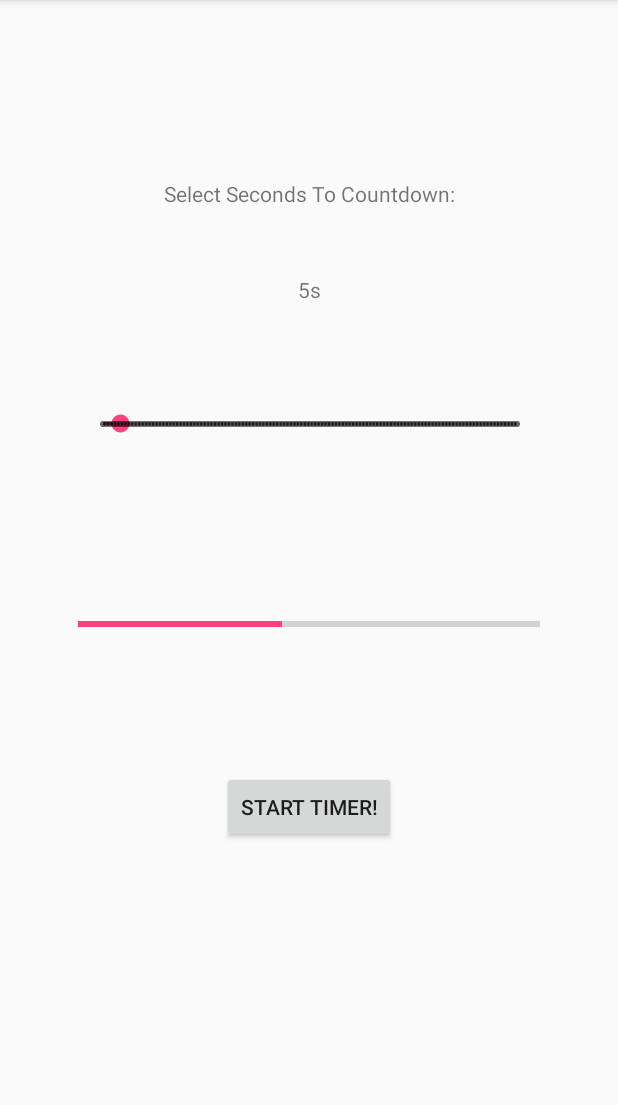
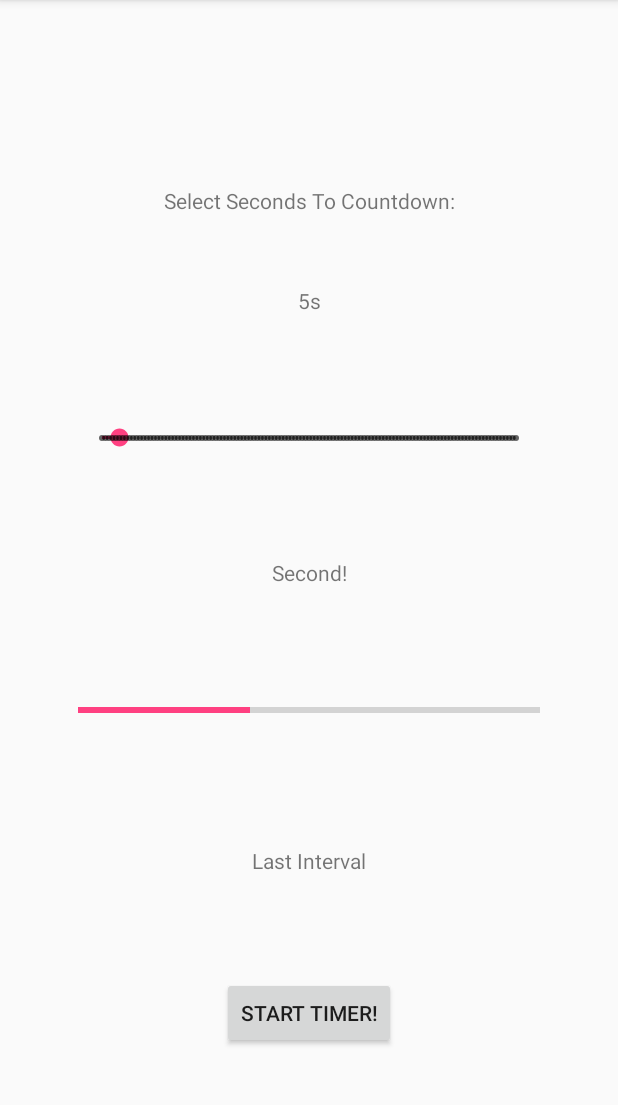
Before and after one commit to willw00/IntervalTracker, an Android app: the screen it shows after launch (MainActivity), after a tap on "START TIMER!", on a phone screen of 412 x 824 dp, the part 84-1189 px from its top. Run offline under Robolectric (Android 15) with nearby library versions, the phone set to English and light mode, and no system bars.

Commit message:
Start multiple timers

```diff
--- a/app/src/main/java/com/example/willweiss/intervaltracker/MainActivity.kt
+++ b/app/src/main/java/com/example/willweiss/intervaltracker/MainActivity.kt
@@ -5,25 +5,46 @@ import android.os.Bundle
 import android.view.View
 import com.example.willweiss.intervaltracker.components.ProgressBarUpdatingCountDownTimer
 import com.example.willweiss.intervaltracker.components.TimePickerChangeListener
+import com.example.willweiss.intervaltracker.model.Interval
+import com.example.willweiss.intervaltracker.model.IntervalSet
 import kotlinx.android.synthetic.main.activity_main.*
 
 class MainActivity : AppCompatActivity() {
 
     private var timePickerListener: TimePickerChangeListener? = null
 
+    private val intervalSet = IntervalSet(listOf(
+            Interval("First!", 2),
+            Interval("Second!", 5)))
+
     override fun onCreate(savedInstanceState: Bundle?) {
         super.onCreate(savedInstanceState)
         setContentView(R.layout.activity_main)
         timePickerListener = TimePickerChangeListener(pickedTime)
+
         timePicker.setOnSeekBarChangeListener(timePickerListener)
 
         pickedTime.text = timePicker.progress.toString() + "s"
     }
 
     fun startTimer(view: View) {
-        timerBar.setProgress(0)
-        val countdownTime = timePicker.progress * 1000
-        timerBar.max = countdownTime
-        ProgressBarUpdatingCountDownTimer(timerBar, countdownTime.toLong(), 100).start()
+//        val countdownTime = timePicker.progress * 1000
+//        timerBar.max = countdownTime
+        val intervalsIterator = intervalSet.intervals.iterator()
+
+        intervalsIterator.withIndex().forEach { s ->
+            timerBar.setProgress(0)
+
+            print(s.value)
+            currentIntervalName.text = s.value.name
+            var nextName = if (intervalsIterator.hasNext()) intervalSet.intervals.get(s.index + 1).name else "Last Interval"
+
+            nextIntervalName.text = nextName
+
+            val countdownMillis = s.value.seconds * 1000
+            timerBar.max = countdownMillis
+
+            ProgressBarUpdatingCountDownTimer(timerBar, countdownMillis.toLong(), 100).start()
+        }
     }
 }
--- a/app/src/main/java/com/example/willweiss/intervaltracker/components/ProgressBarUpdatingCountDownTimer.kt
+++ b/app/src/main/java/com/example/willweiss/intervaltracker/components/ProgressBarUpdatingCountDownTimer.kt
@@ -14,6 +14,6 @@ class ProgressBarUpdatingCountDownTimer(val progressBar: ProgressBar, val millis
 
     override fun onFinish() {
         println("ProgressBarMax: " + progressBar.max + ", Progress: " + progressBar.progress)
-        progressBar.setProgress(progressBar.max)
+        progressBar.setProgress(0)
     }
 }
--- a/app/src/main/java/com/example/willweiss/intervaltracker/model/IntervalSet.kt
+++ b/app/src/main/java/com/example/willweiss/intervaltracker/model/IntervalSet.kt
@@ -1,5 +1,5 @@
 package com.example.willweiss.intervaltracker.model
 
-data class IntervalSet(val intervals: Collection<Interval>) {
-    val totalTime = intervals.map { i -> i.seconds }
+data class IntervalSet(val intervals: List<Interval>) {
+    val totalTime = intervals.map { i -> i.seconds }.sum()
 }
--- a/app/src/main/res/layout/activity_main.xml
+++ b/app/src/main/res/layout/activity_main.xml
@@ -46,19 +46,16 @@
         android:layout_height="50dp"
         android:layout_marginBottom="8dp"
         android:layout_marginEnd="8dp"
-        android:layout_marginLeft="8dp"
-        android:layout_marginRight="8dp"
         android:layout_marginStart="8dp"
         android:layout_marginTop="8dp"
         android:max="120"
         android:min="0"
         android:progress="5"
-        app:layout_constraintBottom_toBottomOf="parent"
+        app:layout_constraintBottom_toTopOf="@+id/currentIntervalName"
         app:layout_constraintEnd_toEndOf="parent"
-        app:layout_constraintHorizontal_bias="0.507"
         app:layout_constraintStart_toStartOf="parent"
         app:layout_constraintTop_toTopOf="parent"
-        app:layout_constraintVertical_bias="0.356" />
+        app:layout_constraintVertical_bias="0.847" />
 
     <ProgressBar
         android:id="@+id/timerBar"
@@ -67,16 +64,14 @@
         android:layout_height="50dp"
         android:layout_marginBottom="8dp"
         android:layout_marginEnd="8dp"
-        android:layout_marginLeft="8dp"
-        android:layout_marginRight="8dp"
         android:layout_marginStart="8dp"
         android:layout_marginTop="8dp"
         android:max="10000"
         app:layout_constraintBottom_toTopOf="@+id/startTimerButton"
         app:layout_constraintEnd_toEndOf="parent"
         app:layout_constraintStart_toStartOf="parent"
-        app:layout_constraintTop_toBottomOf="@+id/timePicker"
-        app:layout_constraintVertical_bias="0.54" />
+        app:layout_constraintTop_toBottomOf="@+id/currentIntervalName"
+        app:layout_constraintVertical_bias="0.235" />
 
     <Button
         android:id="@+id/startTimerButton"
@@ -84,15 +79,45 @@
         android:layout_height="wrap_content"
         android:layout_marginBottom="8dp"
         android:layout_marginEnd="8dp"
-        android:layout_marginLeft="8dp"
-        android:layout_marginRight="8dp"
         android:layout_marginStart="8dp"
         android:layout_marginTop="8dp"
+        android:onClick="startTimer"
         android:text="@string/start_timer"
-        android:onClick="startTimer"
+        app:layout_constraintBottom_toBottomOf="parent"
+        app:layout_constraintEnd_toEndOf="parent"
+        app:layout_constraintHorizontal_bias="0.501"
+        app:layout_constraintStart_toStartOf="parent"
+        app:layout_constraintTop_toBottomOf="@+id/timePicker"
+        app:layout_constraintVertical_bias="0.843" />
+
+    <TextView
+        android:id="@+id/currentIntervalName"
+        android:layout_width="145dp"
+        android:layout_height="24dp"
+        android:layout_marginBottom="8dp"
+        android:layout_marginEnd="8dp"
+        android:layout_marginStart="8dp"
+        android:layout_marginTop="8dp"
+        android:text="Current Interval"
+        android:textAlignment="center"
         app:layout_constraintBottom_toBottomOf="parent"
         app:layout_constraintEnd_toEndOf="parent"
         app:layout_constraintStart_toStartOf="parent"
-        app:layout_constraintTop_toBottomOf="@+id/timePicker" />
+        app:layout_constraintTop_toTopOf="parent" />
+
+    <TextView
+        android:id="@+id/nextIntervalName"
+        android:layout_width="145dp"
+        android:layout_height="22dp"
+        android:layout_marginBottom="8dp"
+        android:layout_marginEnd="8dp"
+        android:layout_marginStart="8dp"
+        android:layout_marginTop="8dp"
+        android:text="Next Interval"
+        android:textAlignment="center"
+        app:layout_constraintBottom_toTopOf="@+id/startTimerButton"
+        app:layout_constraintEnd_toEndOf="parent"
+        app:layout_constraintStart_toStartOf="parent"
+        app:layout_constraintTop_toBottomOf="@+id/timerBar" />
 
 </android.support.constraint.ConstraintLayout>
```
